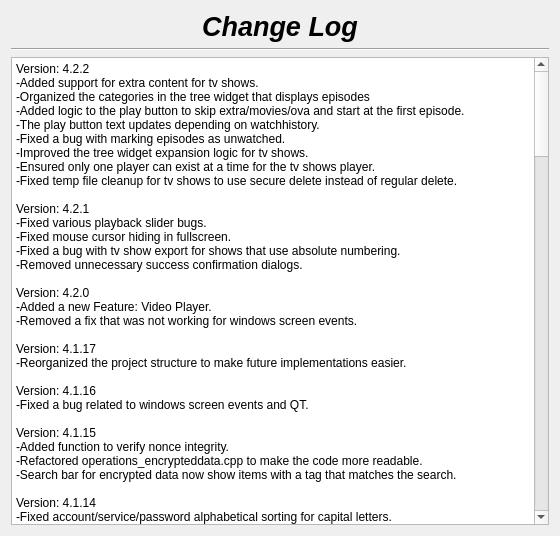
Before: the Qt Designer form changelog.ui in therealMaPMaKeR/MMDiary, drawn with Qt 5.
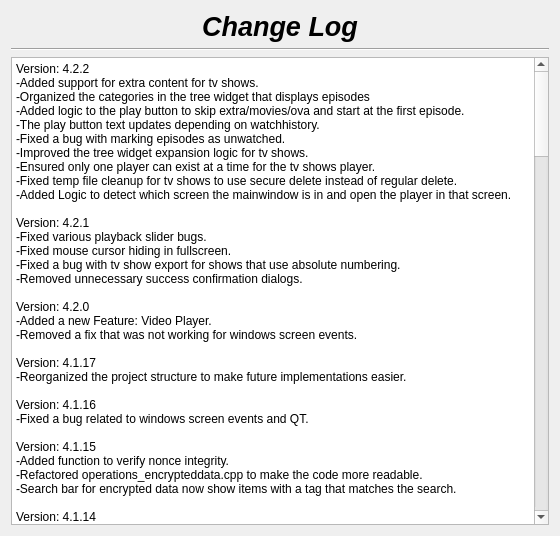
After: the same form once the commit is applied.

Commit message: open the player in the screen the mainwindow is in

Patch:
```diff
--- a/changelog.ui
+++ b/changelog.ui
@@ -56,7 +56,7 @@
 li.checked::marker { content: &quot;\2612&quot;; }
 &lt;/style&gt;&lt;/head&gt;&lt;body style=&quot; font-family:'Segoe UI'; font-size:9pt; font-weight:400; font-style:normal;&quot;&gt;
 &lt;p style=&quot; margin-top:0px; margin-bottom:0px; margin-left:0px; margin-right:0px; -qt-block-indent:0; text-indent:0px;&quot;&gt;Version: 4.2.2&lt;br /&gt;-Added support for extra content for tv shows.&lt;/p&gt;
-&lt;p style=&quot; margin-top:0px; margin-bottom:0px; margin-left:0px; margin-right:0px; -qt-block-indent:0; text-indent:0px;&quot;&gt;-Organized the categories in the tree widget that displays episodes&lt;br /&gt;-Added logic to the play button to skip extra/movies/ova and start at the first episode.&lt;br /&gt;-The play button text updates depending on watchhistory.&lt;br /&gt;-Fixed a bug with marking episodes as unwatched.&lt;br /&gt;-Improved the tree widget expansion logic for tv shows.&lt;br /&gt;-Ensured only one player can exist at a time for the tv shows player.&lt;br /&gt;-Fixed temp file cleanup for tv shows to use secure delete instead of regular delete.&lt;br /&gt;&lt;br /&gt;Version: 4.2.1&lt;br /&gt;-Fixed various playback slider bugs.&lt;br /&gt;-Fixed mouse cursor hiding in fullscreen.&lt;br /&gt;-Fixed a bug with tv show export for shows that use absolute numbering.&lt;/p&gt;
+&lt;p style=&quot; margin-top:0px; margin-bottom:0px; margin-left:0px; margin-right:0px; -qt-block-indent:0; text-indent:0px;&quot;&gt;-Organized the categories in the tree widget that displays episodes&lt;br /&gt;-Added logic to the play button to skip extra/movies/ova and start at the first episode.&lt;br /&gt;-The play button text updates depending on watchhistory.&lt;br /&gt;-Fixed a bug with marking episodes as unwatched.&lt;br /&gt;-Improved the tree widget expansion logic for tv shows.&lt;br /&gt;-Ensured only one player can exist at a time for the tv shows player.&lt;br /&gt;-Fixed temp file cleanup for tv shows to use secure delete instead of regular delete.&lt;br /&gt;-Added Logic to detect which screen the mainwindow is in and open the player in that screen.&lt;br /&gt;&lt;br /&gt;Version: 4.2.1&lt;br /&gt;-Fixed various playback slider bugs.&lt;br /&gt;-Fixed mouse cursor hiding in fullscreen.&lt;br /&gt;-Fixed a bug with tv show export for shows that use absolute numbering.&lt;/p&gt;
 &lt;p style=&quot; margin-top:0px; margin-bottom:0px; margin-left:0px; margin-right:0px; -qt-block-indent:0; text-indent:0px;&quot;&gt;-Removed unnecessary success confirmation dialogs.&lt;br /&gt;&lt;br /&gt;Version: 4.2.0&lt;br /&gt;-Added a new Feature: Video Player.&lt;/p&gt;
 &lt;p style=&quot; margin-top:0px; margin-bottom:0px; margin-left:0px; margin-right:0px; -qt-block-indent:0; text-indent:0px;&quot;&gt;-Removed a fix that was not working for windows screen events.&lt;/p&gt;
 &lt;p style=&quot;-qt-paragraph-type:empty; margin-top:0px; margin-bottom:0px; margin-left:0px; margin-right:0px; -qt-block-indent:0; text-indent:0px;&quot;&gt;&lt;br /&gt;&lt;/p&gt;
```
The commit also changes 3 other files.
